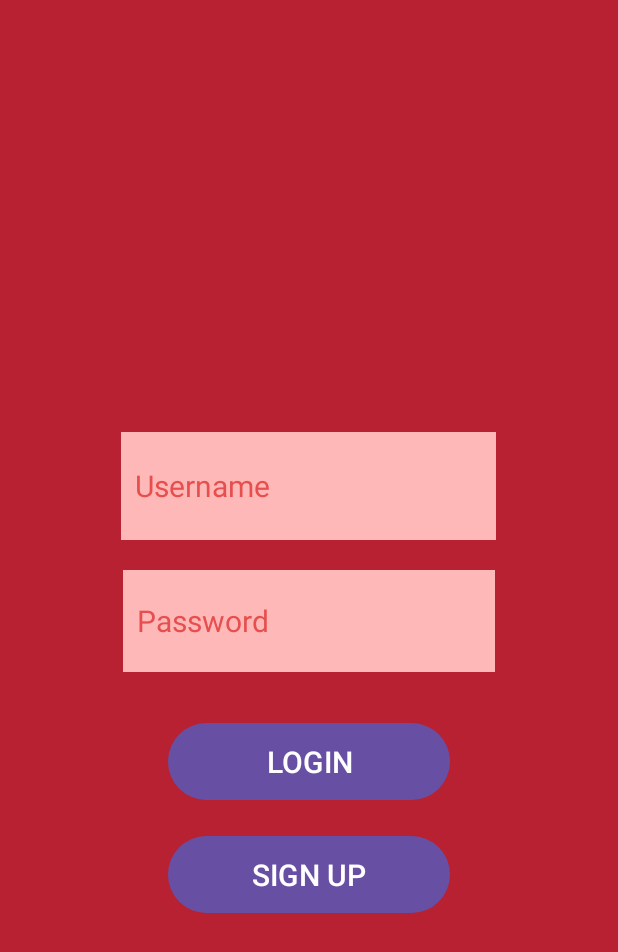
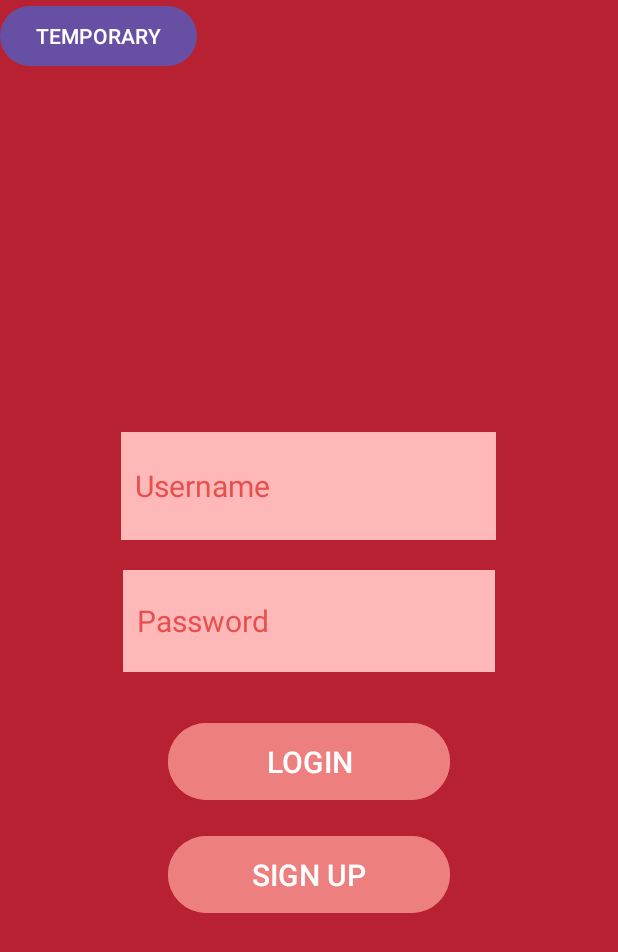
Before and after one commit to jgam2025/coen390_FeverApp, an Android app: the screen it shows after launch (LoginActivity), on a phone screen of 412 x 824 dp. Shown: the top 952 px of the screen. Run offline under Robolectric (Android 15) with nearby library versions, the phone set to English and light mode, and no system bars.

Commit message:
small changes

```diff
--- /dev/null
+++ b/app/src/main/res/drawable/baseline_arrow_back_ios_new_24.xml
@@ -0,0 +1,5 @@
+<vector xmlns:android="http://schemas.android.com/apk/res/android" android:height="24dp" android:tint="#ED7F7F" android:viewportHeight="24" android:viewportWidth="24" android:width="24dp">
+
+    <path android:fillColor="@android:color/white" android:pathData="M17.77,3.77l-1.77,-1.77l-10,10l10,10l1.77,-1.77l-8.23,-8.23z"/>
+
+</vector>
--- a/app/src/main/res/layout/activity_login.xml
+++ b/app/src/main/res/layout/activity_login.xml
@@ -44,21 +44,31 @@
         android:layout_width="188dp"
         android:layout_height="59dp"
         android:layout_marginTop="30dp"
+        android:backgroundTint="#ED7F7F"
         android:text="LOGIN"
         android:textSize="20sp"
-        app:layout_constraintTop_toBottomOf="@id/etPassword"
+        app:layout_constraintEnd_toEndOf="parent"
         app:layout_constraintStart_toStartOf="parent"
-        app:layout_constraintEnd_toEndOf="parent" />
+        app:layout_constraintTop_toBottomOf="@id/etPassword" />
 
     <Button
         android:id="@+id/btnSignup"
         android:layout_width="188dp"
         android:layout_height="59dp"
         android:layout_marginTop="16dp"
+        android:backgroundTint="#ED7F7F"
         android:text="SIGN UP"
         android:textSize="20sp"
-        app:layout_constraintTop_toBottomOf="@id/btnlogin"
+        app:layout_constraintEnd_toEndOf="parent"
         app:layout_constraintStart_toStartOf="parent"
-        app:layout_constraintEnd_toEndOf="parent" />
+        app:layout_constraintTop_toBottomOf="@id/btnlogin" />
+
+    <Button
+        android:id="@+id/button"
+        android:layout_width="wrap_content"
+        android:layout_height="wrap_content"
+        android:text="TEMPORARY"
+        tools:layout_editor_absoluteX="16dp"
+        tools:layout_editor_absoluteY="667dp" />
 
 </androidx.constraintlayout.widget.ConstraintLayout>
--- a/app/src/main/res/layout/activity_temperature_measurement_page.xml
+++ b/app/src/main/res/layout/activity_temperature_measurement_page.xml
@@ -5,6 +5,7 @@
     android:id="@+id/main"
     android:layout_width="match_parent"
     android:layout_height="match_parent"
+    android:background="@color/red_background"
     tools:context=".TemperatureMeasurementPage">
 
     <Button
--- a/app/src/main/res/values/colors.xml
+++ b/app/src/main/res/values/colors.xml
@@ -7,4 +7,5 @@
     <color name="red_button">#D2665A</color>
     <color name="color_for_login_username_pass">#FFB8B8</color>
     <color name="hint_color">#E74F4F</color>
+    <color name="login_register_button_color">#ED7F7F</color>
 </resources>
```
Also changed, not shown: app/src/main/java/com/example/coen390_feverapp/LoginActivity.java (+18 -0 lines), app/src/main/java/com/example/coen390_feverapp/RegisterActivity.java (+5 -22 lines), app/src/main/res/layout/activity_register.xml (+14 -17 lines).
